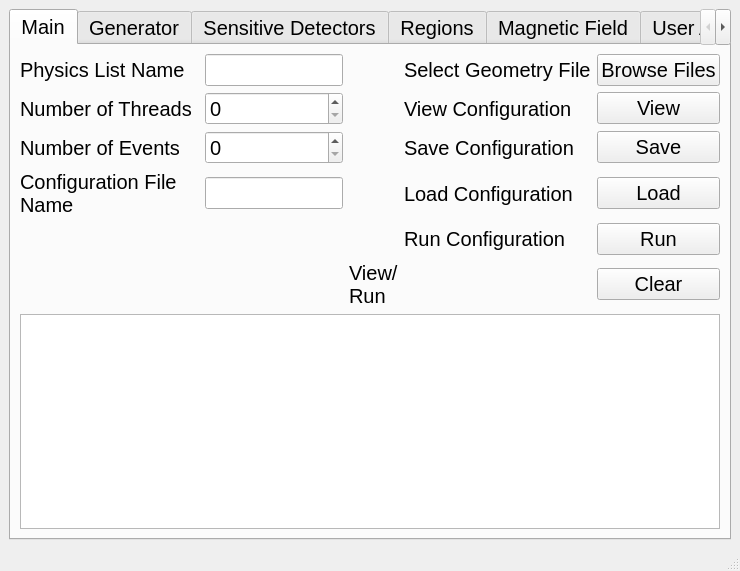
This is FSL/src/fsl_mainwindow.ui in efemberg11/GeoModel_rmakhman as Qt 5 draws it before an edit. The edited form follows.
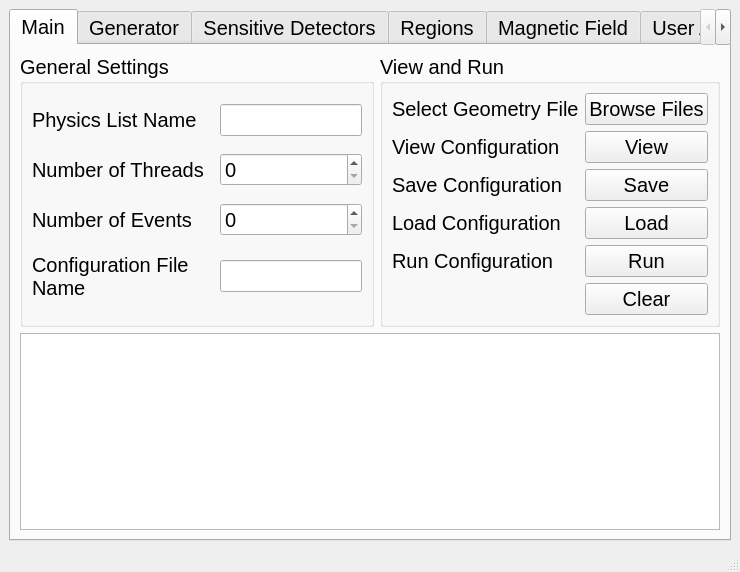
This is the edited form. The open tabs and pages were chosen to show the change.

Commit message: revise interface

Patch:
```diff
--- a/FSL/src/fsl_mainwindow.ui
+++ b/FSL/src/fsl_mainwindow.ui
@@ -7,7 +7,7 @@
     <x>0</x>
     <y>0</y>
     <width>740</width>
-    <height>571</height>
+    <height>572</height>
    </rect>
   </property>
   <property name="windowTitle">
@@ -29,23 +29,17 @@
        <attribute name="title">
         <string>Main</string>
        </attribute>
-       <layout class="QGridLayout" name="gridLayout_5">
-        <item row="0" column="0">
-         <widget class="QLabel" name="label">
-          <property name="font">
-           <font>
-            <pointsize>15</pointsize>
-           </font>
-          </property>
-          <property name="text">
-           <string>Physics List Name</string>
-          </property>
-         </widget>
+       <layout class="QGridLayout" name="gridLayout_10">
+        <item row="1" column="0" colspan="2">
+         <widget class="QTextBrowser" name="tB_view_config"/>
         </item>
         <item row="0" column="1">
-         <widget class="QLineEdit" name="lE_PLN"/>
-        </item>
-        <item row="0" column="3">
+         <widget class="QGroupBox" name="groupBox_2">
+          <property name="title">
+           <string>View and Run</string>
+          </property>
+          <layout class="QGridLayout" name="gridLayout_8">
+           <item row="0" column="0">
          <widget class="QLabel" name="label_6">
           <property name="font">
            <font>
@@ -57,7 +51,7 @@
           </property>
          </widget>
         </item>
-        <item row="0" column="4">
+           <item row="0" column="1">
          <widget class="QPushButton" name="pB_geom">
           <property name="text">
            <string>Browse Files</string>
@@ -65,21 +59,6 @@
          </widget>
         </item>
         <item row="1" column="0">
-         <widget class="QLabel" name="label_3">
-          <property name="font">
-           <font>
-            <pointsize>15</pointsize>
-           </font>
-          </property>
-          <property name="text">
-           <string>Number of Threads</string>
-          </property>
-         </widget>
-        </item>
-        <item row="1" column="1">
-         <widget class="QSpinBox" name="sB_NOT"/>
-        </item>
-        <item row="1" column="3">
          <widget class="QLabel" name="label_8">
           <property name="font">
            <font>
@@ -91,7 +70,7 @@
           </property>
          </widget>
         </item>
-        <item row="1" column="4">
+           <item row="1" column="1">
          <widget class="QPushButton" name="pB_view">
           <property name="text">
            <string>View</string>
@@ -99,21 +78,6 @@
          </widget>
         </item>
         <item row="2" column="0">
-         <widget class="QLabel" name="label_2">
-          <property name="font">
-           <font>
-            <pointsize>15</pointsize>
-           </font>
-          </property>
-          <property name="text">
-           <string>Number of Events</string>
-          </property>
-         </widget>
-        </item>
-        <item row="2" column="1">
-         <widget class="QSpinBox" name="sB_NOE"/>
-        </item>
-        <item row="2" column="3">
          <widget class="QLabel" name="label_23">
           <property name="font">
            <font>
@@ -125,7 +89,7 @@
           </property>
          </widget>
         </item>
-        <item row="2" column="4">
+           <item row="2" column="1">
          <widget class="QPushButton" name="pB_Save">
           <property name="text">
            <string>Save</string>
@@ -133,24 +97,6 @@
          </widget>
         </item>
         <item row="3" column="0">
-         <widget class="QLabel" name="label_20">
-          <property name="font">
-           <font>
-            <pointsize>15</pointsize>
-           </font>
-          </property>
-          <property name="text">
-           <string>Configuration File Name</string>
-          </property>
-          <property name="wordWrap">
-           <bool>true</bool>
-          </property>
-         </widget>
-        </item>
-        <item row="3" column="1">
-         <widget class="QLineEdit" name="lE_CFN"/>
-        </item>
-        <item row="3" column="3">
          <widget class="QLabel" name="label_42">
           <property name="font">
            <font>
@@ -162,14 +108,14 @@
           </property>
          </widget>
         </item>
-        <item row="3" column="4">
+           <item row="3" column="1">
          <widget class="QPushButton" name="pB_Load">
           <property name="text">
            <string>Load</string>
           </property>
          </widget>
         </item>
-        <item row="4" column="3">
+           <item row="4" column="0">
          <widget class="QLabel" name="label_44">
           <property name="font">
            <font>
@@ -181,37 +127,94 @@
           </property>
          </widget>
         </item>
-        <item row="4" column="4">
+           <item row="4" column="1">
          <widget class="QPushButton" name="pB_Run">
           <property name="text">
            <string>Run</string>
           </property>
          </widget>
         </item>
-        <item row="5" column="2">
-         <widget class="QLabel" name="label_32">
-          <property name="font">
-           <font>
-            <pointsize>15</pointsize>
-           </font>
-          </property>
-          <property name="text">
-           <string>View/Run</string>
-          </property>
-          <property name="wordWrap">
-           <bool>true</bool>
-          </property>
-         </widget>
-        </item>
-        <item row="5" column="4">
+           <item row="5" column="1">
          <widget class="QPushButton" name="pB_main_clear">
           <property name="text">
            <string>Clear</string>
           </property>
          </widget>
         </item>
-        <item row="6" column="0" colspan="5">
-         <widget class="QTextBrowser" name="tB_view_config"/>
+          </layout>
+         </widget>
+        </item>
+        <item row="0" column="0">
+         <widget class="QGroupBox" name="groupBox_3">
+          <property name="title">
+           <string>General Settings</string>
+          </property>
+          <layout class="QGridLayout" name="gridLayout_9">
+           <item row="0" column="0">
+            <widget class="QLabel" name="label">
+             <property name="font">
+              <font>
+               <pointsize>15</pointsize>
+              </font>
+             </property>
+             <property name="text">
+              <string>Physics List Name</string>
+             </property>
+            </widget>
+           </item>
+           <item row="0" column="1">
+            <widget class="QLineEdit" name="lE_PLN"/>
+           </item>
+           <item row="1" column="0">
+            <widget class="QLabel" name="label_3">
+             <property name="font">
+              <font>
+               <pointsize>15</pointsize>
+              </font>
+             </property>
+             <property name="text">
+              <string>Number of Threads</string>
+             </property>
+            </widget>
+           </item>
+           <item row="1" column="1">
+            <widget class="QSpinBox" name="sB_NOT"/>
+           </item>
+           <item row="2" column="0">
+            <widget class="QLabel" name="label_2">
+             <property name="font">
+              <font>
+               <pointsize>15</pointsize>
+              </font>
+             </property>
+             <property name="text">
+              <string>Number of Events</string>
+             </property>
+            </widget>
+           </item>
+           <item row="2" column="1">
+            <widget class="QSpinBox" name="sB_NOE"/>
+           </item>
+           <item row="3" column="0">
+            <widget class="QLabel" name="label_20">
+             <property name="font">
+              <font>
+               <pointsize>15</pointsize>
+              </font>
+             </property>
+             <property name="text">
+              <string>Configuration File Name</string>
+             </property>
+             <property name="wordWrap">
+              <bool>true</bool>
+             </property>
+            </widget>
+           </item>
+           <item row="3" column="1">
+            <widget class="QLineEdit" name="lE_CFN"/>
+           </item>
+          </layout>
+         </widget>
         </item>
        </layout>
       </widget>
```
Left out of the diff: 16 changed lines with no effect on the pictures. Lines whose indentation alone changed are shown as unchanged.
